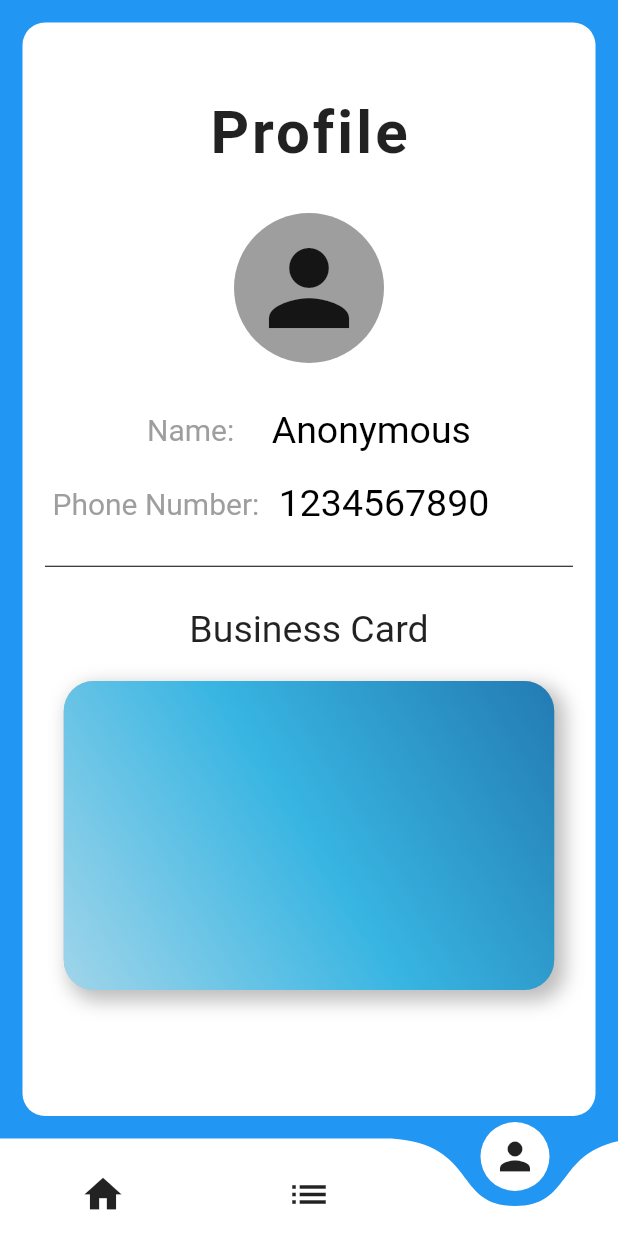
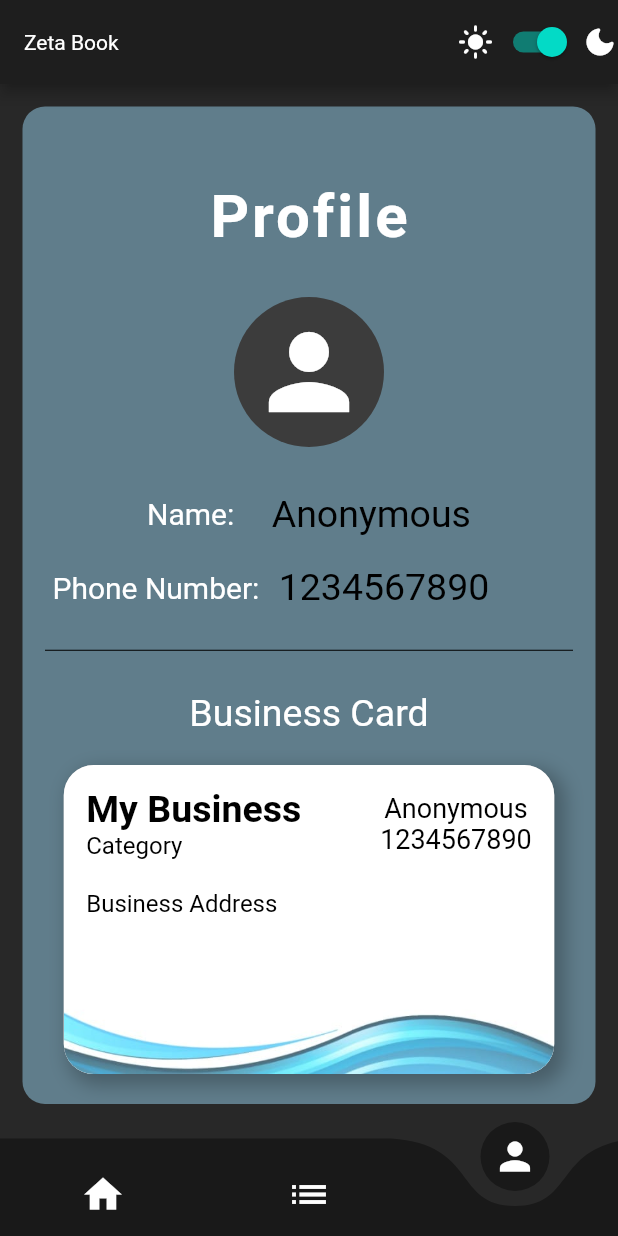
Before and after one commit to ShashiWerdun/Zeta-Book, a Flutter app: the HomePage screen opened directly, swiped to page 3, on a phone screen of 412 x 824 dp. Run offline on Flutter 3.47's test engine with Material 2 defaults, Android fonts, the phone set to English and light mode, and no system bars; drawn by our look-alikes of curved_navigation_bar.

Commit message:
1. light and dark themes set 2. profile_screen done

```diff
--- a/lib/home_page.dart
+++ b/lib/home_page.dart
@@ -1,6 +1,8 @@
 import 'package:curved_navigation_bar/curved_navigation_bar.dart';
 import 'package:flutter/material.dart';
+import 'package:provider/provider.dart';
 import 'package:zeta_book/profile_screen.dart';
+import 'package:zeta_book/theme_changer.dart';
 
 class HomePage extends StatefulWidget {
   const HomePage({Key? key}) : super(key: key);
@@ -16,14 +18,32 @@ class _HomePageState extends State<HomePage> {
 
   @override
   Widget build(BuildContext context) {
+    final themeChanger = Provider.of<ThemeChanger>(context);
+
     return Scaffold(
-      backgroundColor: Colors.blue,
+      appBar: AppBar(
+        title: Text(
+          'Zeta Book',
+          style: Theme.of(context).appBarTheme.titleTextStyle,
+        ),
+        actions: [
+          Icon(Icons.light_mode_rounded),
+          Switch.adaptive(
+            value: themeChanger.darkMode,
+            onChanged: (value) {
+              final changer = Provider.of<ThemeChanger>(context, listen: false);
+              changer.toggleTheme(value);
+            },
+          ),
+          Icon(Icons.dark_mode_rounded),
+        ],
+      ),
       body: PageView(
         pageSnapping: false,
         controller: pageController,
         children: [
           Center(
-            child: Text("Home"),
+            child: Text('Home'),
           ),
           Center(
             child: Text("List"),
@@ -41,7 +61,7 @@ class _HomePageState extends State<HomePage> {
         },
       ),
       bottomNavigationBar: CurvedNavigationBar(
-        color: Colors.white,
+        color: (Theme.of(context).bottomNavigationBarTheme.selectedItemColor)!,
         key: _navigationkey,
         items: [
           Icon(
@@ -59,8 +79,10 @@ class _HomePageState extends State<HomePage> {
         ],
         height: 65,
         index: _currentpage,
-        buttonBackgroundColor: Colors.white,
-        backgroundColor: Colors.blue,
+        buttonBackgroundColor:
+            (Theme.of(context).bottomNavigationBarTheme.selectedItemColor)!,
+        backgroundColor:
+            (Theme.of(context).bottomNavigationBarTheme.backgroundColor)!,
         onTap: (index) {
           setState(() {
             _currentpage = index;
--- a/lib/profile_screen.dart
+++ b/lib/profile_screen.dart
@@ -10,15 +10,16 @@ class ProfileScreen extends StatefulWidget {
 class _ProfileScreenState extends State<ProfileScreen> {
   @override
   Widget build(BuildContext context) {
+    final bool darkTheme = Theme.of(context).brightness == Brightness.dark;
+
     return SafeArea(
+      child: SingleChildScrollView(
         child: Container(
           decoration: BoxDecoration(
-          color: Colors.white,
+            color: darkTheme ? Colors.blueGrey : Colors.white,
             borderRadius: BorderRadius.circular(15),
           ),
           margin: EdgeInsets.all(15),
-        height: MediaQuery.of(context).size.height - 60,
-        width: MediaQuery.of(context).size.width - 60,
           child: Column(
             mainAxisAlignment: MainAxisAlignment.start,
             crossAxisAlignment: CrossAxisAlignment.center,
@@ -47,7 +48,7 @@ class _ProfileScreenState extends State<ProfileScreen> {
                   height: 100,
                   width: 100,
                   decoration: BoxDecoration(
-                  color: Colors.grey,
+                    color: darkTheme ? Color(0xFF3C3C3C) : Colors.grey,
                     shape: BoxShape.circle,
                     // image: DecorationImage(
                     //   image: AssetImage('assets/images/splash_logo.png'),
@@ -60,8 +61,6 @@ class _ProfileScreenState extends State<ProfileScreen> {
                   Text(
                     "Name: ",
                     style: TextStyle(
-                    color: Colors.grey,
-                    // fontFamily: 'roboto',
                       fontSize: 20,
                     ),
                   ),
@@ -72,8 +71,6 @@ class _ProfileScreenState extends State<ProfileScreen> {
                     "Anonymous",
                     style: TextStyle(
                       color: Colors.black,
-                    fontFamily: 'roboto',
-                    // fontStyle: FontStyle.italic,
                       fontSize: 25,
                     ),
                   )
@@ -91,8 +88,6 @@ class _ProfileScreenState extends State<ProfileScreen> {
                   Text(
                     "Phone Number: ",
                     style: TextStyle(
-                    color: Colors.grey,
-                    // fontFamily: 'roboto',
                       fontSize: 20,
                     ),
                   ),
@@ -103,8 +98,6 @@ class _ProfileScreenState extends State<ProfileScreen> {
                     "1234567890",
                     style: TextStyle(
                       color: Colors.black,
-                    // fontStyle: FontStyle.italic,
-                    fontFamily: 'roboto',
                       fontSize: 25,
                     ),
                   )
@@ -122,14 +115,20 @@ class _ProfileScreenState extends State<ProfileScreen> {
                 "Business Card",
                 style: TextStyle(
                   fontSize: 25,
-                fontFamily: 'roboto',
                 ),
               ),
-            SizedBox(height: 20),
-            Container(
+              Padding(
+                padding: const EdgeInsets.symmetric(vertical: 20.0),
+                child: Container(
                   height: MediaQuery.of(context).size.height / 4,
                   width: MediaQuery.of(context).size.width - 60 - 25,
                   decoration: BoxDecoration(
+                    color: Colors.white,
+                    image: DecorationImage(
+                      alignment: Alignment.bottomCenter,
+                      image:
+                          AssetImage('assets/images/business_card_design.jpeg'),
+                    ),
                     boxShadow: [
                       BoxShadow(
                         color: Colors.black26,
@@ -148,17 +147,70 @@ class _ProfileScreenState extends State<ProfileScreen> {
                       ), //BoxShadow
                     ],
                     borderRadius: BorderRadius.circular(20),
-                  gradient: LinearGradient(
-                    colors: [
-                      Color(0xffa0d5ea),
-                      Color(0xff38b5e2),
-                      Color(0xff237bb3)
-                    ],
-                    begin: Alignment.bottomLeft,
-                    end: Alignment.topRight,
-                  )),
+                  ),
+                  child: Padding(
+                    padding: const EdgeInsets.all(15.0),
+                    child: Column(
+                      crossAxisAlignment: CrossAxisAlignment.start,
+                      children: [
+                        Row(
+                          mainAxisAlignment: MainAxisAlignment.spaceBetween,
+                          children: [
+                            Column(
+                              crossAxisAlignment: CrossAxisAlignment.start,
+                              children: [
+                                Text(
+                                  "My Business",
+                                  style: TextStyle(
+                                    fontWeight: FontWeight.bold,
+                                    fontSize: 25,
+                                    color: Colors.black
+                                  ),
+                                ),
+                                Text(
+                                  "Category",
+                                  style: TextStyle(
+                                    fontSize: 16,
+                                    color: Colors.black
+                                  ),
                                 ),
                               ],
+                            ),
+                            Column(
+                              children: [
+                                Text(
+                                  "Anonymous",
+                                  style: TextStyle(
+                                    fontSize: 18,
+                                    color: Colors.black,
+                                  ),
+                                ),
+                                Text(
+                                  "1234567890",
+                                  style: TextStyle(
+                                    fontSize: 18,
+                                    color: Colors.black,
+                                  ),
+                                )
+                              ],
+                            )
+                          ],
+                        ),
+                        SizedBox(height: 20,),
+                        Text(
+                          "Business Address",
+                          style: TextStyle(
+                            color: Colors.black,
+                            fontSize: 16
+                          ),
+                        )
+                      ],
+                    ),
+                  ),
+                ),
+              ),
+            ],
+          ),
         ),
       ),
     );
--- /dev/null
+++ b/lib/theme_changer.dart
@@ -0,0 +1,13 @@
+import 'package:flutter/cupertino.dart';
+import 'package:flutter/material.dart';
+
+class ThemeChanger extends ChangeNotifier {
+  ThemeMode themeMode = ThemeMode.dark;
+
+  bool get darkMode => themeMode == ThemeMode.dark;
+
+  void toggleTheme(bool isOn) {
+    themeMode = isOn ? ThemeMode.dark : ThemeMode.light;
+    notifyListeners();
+  }
+}
--- a/pubspec.yaml
+++ b/pubspec.yaml
@@ -29,6 +29,9 @@ dependencies:
   # The following adds the Cupertino Icons font to your application.
   # Use with the CupertinoIcons class for iOS style icons.
   cupertino_icons: ^1.0.2
+
+  #state management
+  provider: ^4.3.2+3
 
 dev_dependencies:
   flutter_test:
```
Also changed, not shown: lib/login.dart (+12 -6 lines), lib/main.dart (+60 -9 lines), assets/images/business_card_design.jpeg (added), pubspec.lock. Lines whose indentation alone changed are shown as unchanged.
